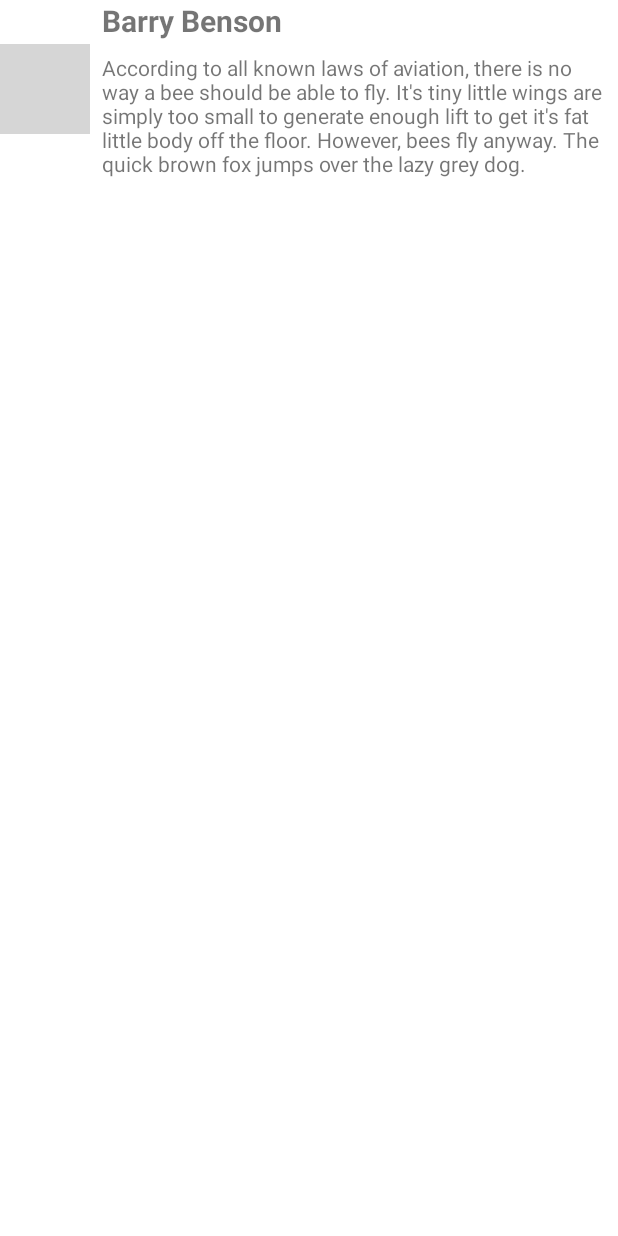
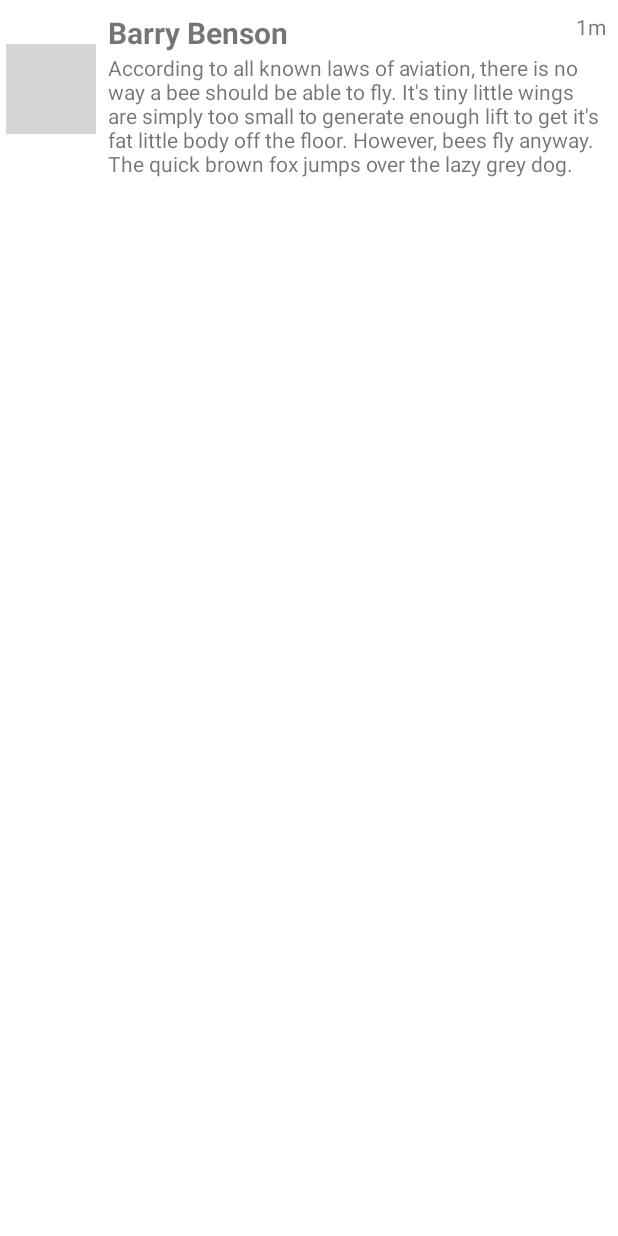
Before and after one commit to Volan360/SimpleTweet, an Android app: the layout item_tweet.xml on its own in the app's theme, with its tools: preview values and no code run, on a phone screen of 412 x 824 dp. Run offline under Robolectric (Android 15) with nearby library versions, the phone set to English and light mode, and no system bars; grey boxes are pictures that could not be loaded.

Commit message:
Completed all required user stories

```diff
--- a/app/src/main/java/com/codepath/apps/restclienttemplate/models/Tweet.kt
+++ b/app/src/main/java/com/codepath/apps/restclienttemplate/models/Tweet.kt
@@ -1,5 +1,6 @@
 package com.codepath.apps.restclienttemplate.models
 
+import com.codepath.apps.restclienttemplate.TimeFormatter
 import org.json.JSONArray
 import org.json.JSONObject
 
@@ -8,6 +9,7 @@ class Tweet {
     var body: String = ""
     var createdAt: String = ""
     var user: User? = null
+    var timeStamp: String = ""
 
     companion object{
         fun fromJson(jsonObject: JSONObject) : Tweet{
@@ -15,6 +17,7 @@ class Tweet {
             tweet.body = jsonObject.getString("text")
             tweet.createdAt = jsonObject.getString("created_at")
             tweet.user = User.fromJson(jsonObject.getJSONObject("user"))
+            tweet.timeStamp = TimeFormatter.getTimeDifference(tweet.createdAt)
             return tweet
         }
 
@@ -25,5 +28,6 @@ class Tweet {
             }
             return tweets
         }
+
     }
 }
--- a/app/src/main/res/layout/item_tweet.xml
+++ b/app/src/main/res/layout/item_tweet.xml
@@ -9,6 +9,7 @@
         android:id="@+id/ivProfileImage"
         android:layout_width="60dp"
         android:layout_height="60dp"
+        android:layout_marginStart="4dp"
         app:layout_constraintBottom_toBottomOf="parent"
         app:layout_constraintStart_toStartOf="parent"
         app:layout_constraintTop_toTopOf="parent"
@@ -22,6 +23,7 @@
         android:layout_height="wrap_content"
         app:layout_constraintTop_toTopOf="parent"
         app:layout_constraintStart_toEndOf="@+id/ivProfileImage"
+        android:layout_marginTop="8dp"
         android:layout_marginStart="8dp"
         tools:text="Barry Benson" />
 
@@ -30,12 +32,24 @@
         android:layout_width="wrap_content"
         android:layout_height="wrap_content"
         android:layout_marginStart="8dp"
-        android:layout_marginTop="8dp"
         android:layout_marginEnd="8dp"
+        android:layout_marginBottom="8dp"
         app:layout_constrainedWidth="true"
         app:layout_constraintEnd_toEndOf="parent"
         app:layout_constraintHorizontal_bias="0.0"
         app:layout_constraintStart_toEndOf="@+id/ivProfileImage"
         app:layout_constraintTop_toBottomOf="@+id/tvUsername"
         tools:text="According to all known laws of aviation, there is no way a bee should be able to fly. It's tiny little wings are simply too small to generate enough lift to get it's fat little body off the floor. However, bees fly anyway. The quick brown fox jumps over the lazy grey dog." />
+
+    <TextView
+        android:id="@+id/tvTimeStamp"
+        android:layout_width="wrap_content"
+        android:layout_height="wrap_content"
+        android:text="1m"
+        app:layout_constraintBottom_toTopOf="@+id/tvTweetBody"
+        app:layout_constraintEnd_toEndOf="parent"
+        app:layout_constraintHorizontal_bias="1"
+        app:layout_constraintStart_toEndOf="@+id/tvUsername"
+        app:layout_constraintTop_toTopOf="parent"
+        android:layout_marginEnd="8dp"/>
 </androidx.constraintlayout.widget.ConstraintLayout>
```
Also changed, not shown: app/build.gradle (+5 -2 lines), app/src/main/java/com/codepath/apps/restclienttemplate/TimeFormatter.java (added, +77 -0 lines), app/src/main/java/com/codepath/apps/restclienttemplate/TimelineActivity.kt (+21 -0 lines), app/src/main/java/com/codepath/apps/restclienttemplate/models/TweetsAdapter.kt (+18 -1 lines), app/src/main/res/layout/activity_timeline.xml (+8 -0 lines).
